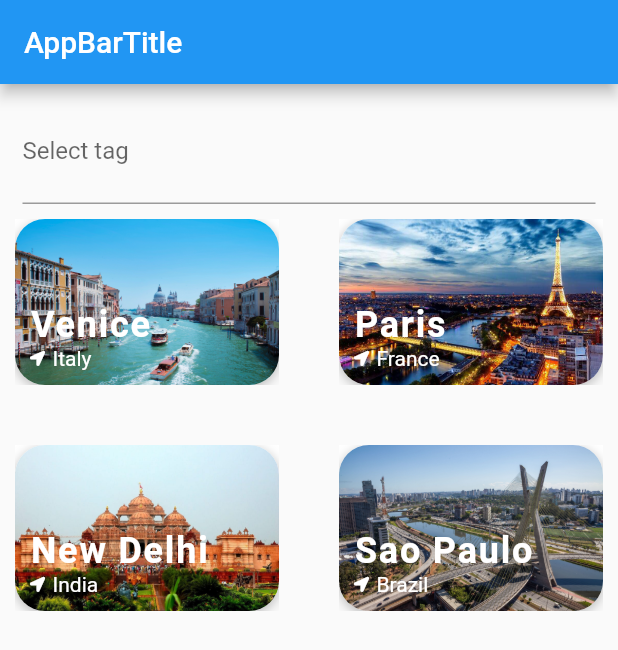
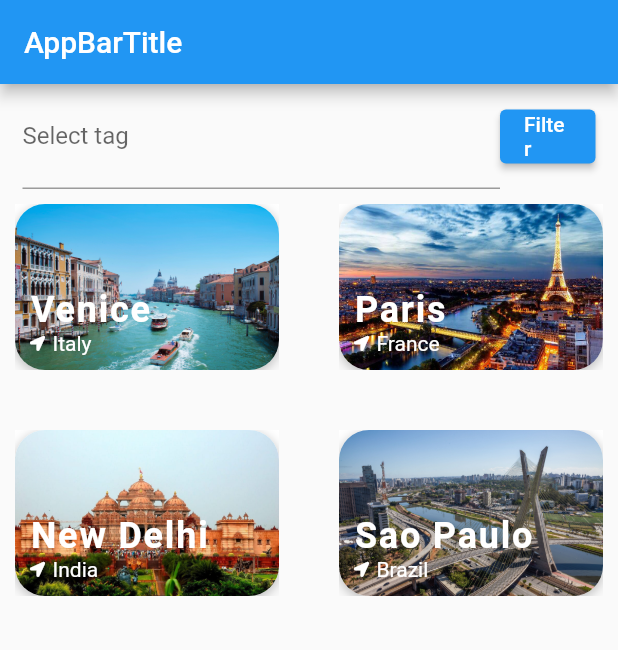
Before and after one commit to UAlberta-CMPUT401/flutter-boilerplate, a Flutter app: the screen it shows after launch, on a phone screen of 412 x 824 dp. Shown: the top 650 px of the screen. Run offline on Flutter 3.47's test engine with Material 2 defaults, Android fonts, the phone set to English and light mode, and no system bars; drawn by our look-alikes of flutter_chips_input; our stand-ins replace font_awesome_flutter; missing offline and left inert: dart:html.

```diff
--- a/lib/screens/generic_item_selector_screen.dart
+++ b/lib/screens/generic_item_selector_screen.dart
@@ -1,3 +1,5 @@
+import 'dart:html';
+
 import 'package:flutter/material.dart';
 import 'package:flutter_travel_ui/widgets/destination_carousel.dart';
 import 'package:flutter_travel_ui/widgets/generic_grid.dart';
@@ -20,6 +22,29 @@ class _GenericItemSelectorScreenState extends State<GenericItemSelectorScreen> {
     FontAwesomeIcons.walking,
     FontAwesomeIcons.biking,
   ];
+  ScrollController _controller;
+
+  _scrollListener() {
+    if (_controller.offset >= _controller.position.maxScrollExtent &&
+        !_controller.position.outOfRange) {
+      setState(() {
+        //you can do anything here
+      });
+    }
+    if (_controller.offset <= _controller.position.minScrollExtent &&
+        !_controller.position.outOfRange) {
+      setState(() {
+        //you can do anything here
+      });
+    }
+  }
+
+  @override
+  void initState() {
+    _controller = ScrollController();
+    _controller.addListener(_scrollListener); //the listener for up and down.
+    super.initState();
+  }
 
   Widget _buildIcon(int index) {
     return GestureDetector(
@@ -81,11 +106,15 @@ class _GenericItemSelectorScreenState extends State<GenericItemSelectorScreen> {
       title: "Hello",
       home: Scaffold(
         appBar: AppBar(title: const Text("AppBarTitle")),
-          body: ListView(
-            padding: EdgeInsets.symmetric(vertical: 10.0),
-            children: <Widget>[
+        body: Column(
+          children: [
             Padding(
               padding: EdgeInsets.symmetric(horizontal: 15.0),
+              child: Row(
+                mainAxisAlignment: MainAxisAlignment.start,
+                children: <Widget>[
+                  Expanded(
+                    flex: 5,
                     child: ChipsInput(
                       // from https://stackoverflow.com/a/55944412/17836168
                       // todo(TurnipXenon): have initial value when users click from home page
@@ -93,7 +122,7 @@ class _GenericItemSelectorScreenState extends State<GenericItemSelectorScreen> {
                         decoration: InputDecoration(
                           labelText: "Select tag",
                         ),
-                      maxChips: 3,
+                        // maxChips: 3,
                         findSuggestions: (String query) {
                           if (query.length != 0) {
                             var lowercaseQuery = query.toLowerCase();
@@ -140,10 +169,19 @@ class _GenericItemSelectorScreenState extends State<GenericItemSelectorScreen> {
                             subtitle: Text(profile.email),
                             onTap: () => state.selectSuggestion(profile),
                           );
-                      })),
+                        }),
+                  ),
+                  Expanded(
+                      flex: 1,
+                      child: ElevatedButton(onPressed: () {}, child: Text("Filter")))
+                ],
+              ),
+            ),
+
             GenericGrid(),
           ],
-          )),
+        ),
+      ),
     );
   }
 }
```
Lines whose indentation alone changed are shown as unchanged.
